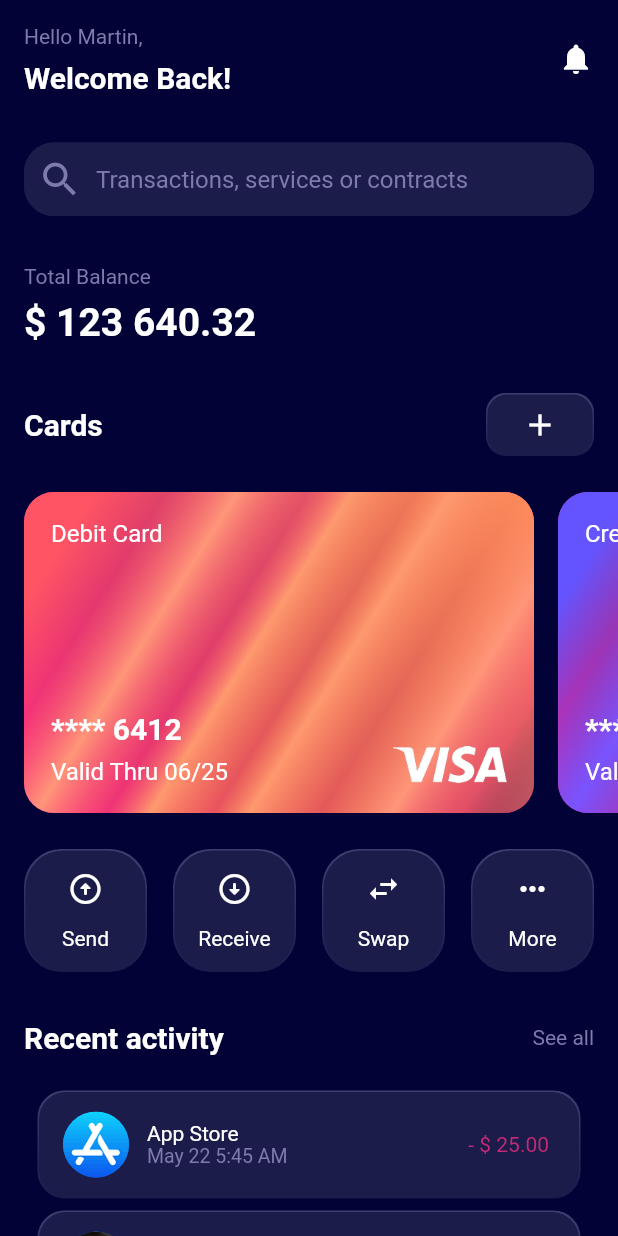
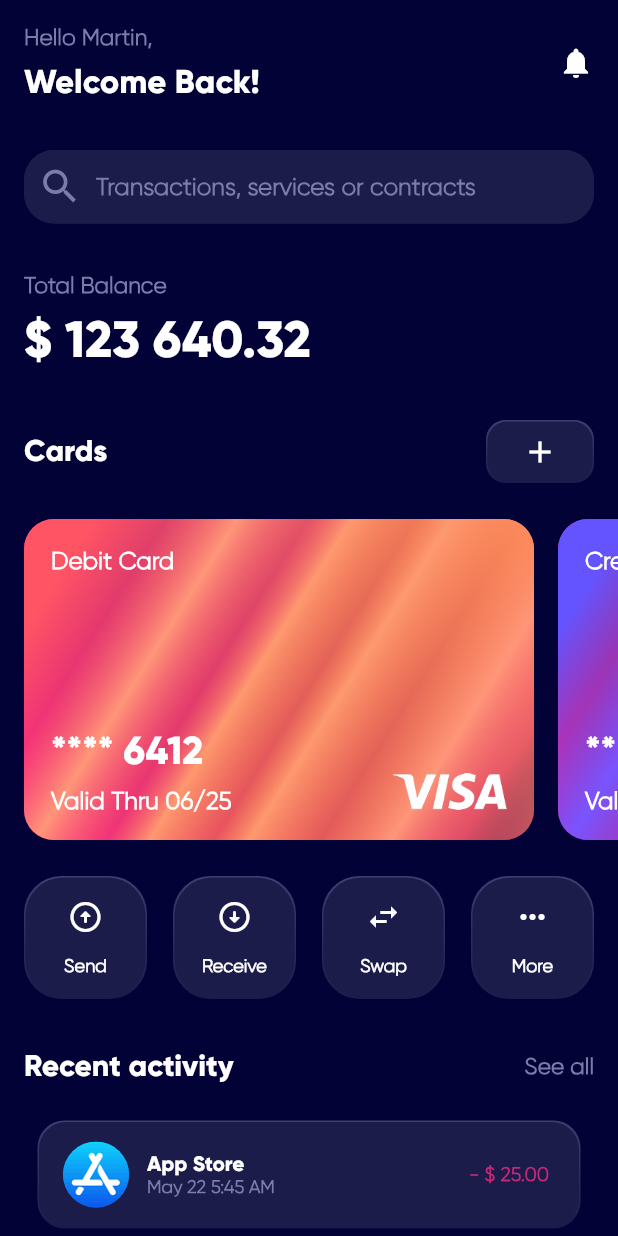
Before and after one commit to c0ff33-b34n/personal_finance_ui_flutter, a Flutter app: the screen it shows after launch, on a phone screen of 412 x 824 dp. Run offline on Flutter 3.47's test engine with Material 2 defaults, Android fonts, the phone set to English and light mode, and no system bars.

Commit message:
Add fonts to match design

```diff
--- a/lib/main.dart
+++ b/lib/main.dart
@@ -71,15 +71,17 @@ Widget userMessage = Container(
               child: const Text(
                 'Hello Martin,',
                 style: TextStyle(
-                  color: kTextColorSecondaryDark,
-                ),
+                    color: kTextColorSecondaryDark,
+                    fontSize: 15.0,
+                    fontFamily: 'GilroyLight',
+                    fontWeight: FontWeight.bold),
               ),
             ),
             const Text(
               'Welcome Back!',
               style: TextStyle(
-                fontSize: 20.0,
-                fontWeight: FontWeight.bold,
+                fontFamily: 'GilroyEB',
+                fontSize: 22.0,
               ),
             ),
           ],
@@ -106,8 +108,9 @@ Widget searchBar = Container(
       ),
       hintText: 'Transactions, services or contracts',
       hintStyle: TextStyle(
-        color: kTextColorSecondaryDark,
-      ),
+          color: kTextColorSecondaryDark,
+          fontFamily: 'GilroyLight',
+          fontWeight: FontWeight.bold),
       fillColor: kBackgroundSecondaryDark,
       filled: true,
       prefixIcon: Icon(
@@ -132,15 +135,17 @@ Widget balance = Container(
               child: const Text(
                 'Total Balance',
                 style: TextStyle(
-                  color: kTextColorSecondaryDark,
-                ),
+                    color: kTextColorSecondaryDark,
+                    fontSize: 15.0,
+                    fontFamily: 'GilroyLight',
+                    fontWeight: FontWeight.bold),
               ),
             ),
             const Text(
               '\$ 123 640.32',
               style: TextStyle(
-                fontSize: 26.0,
-                fontWeight: FontWeight.bold,
+                fontSize: 34.0,
+                fontFamily: 'GilroyEB',
               ),
             ),
           ],
@@ -161,8 +166,8 @@ Widget cardsHeader = Container(
             const Text(
               'Cards',
               style: TextStyle(
+                fontFamily: 'GilroyEB',
                 fontSize: 20.0,
-                fontWeight: FontWeight.bold,
               ),
             ),
           ],
@@ -267,15 +272,17 @@ Widget recentActivityHeader = Container(
       const Text(
         'Recent activity',
         style: TextStyle(
+          fontFamily: 'GilroyEB',
           fontSize: 20.0,
-          fontWeight: FontWeight.bold,
         ),
       ),
       const Text(
         'See all',
         style: TextStyle(
-          color: kTextColorSecondaryDark,
-        ),
+            color: kTextColorSecondaryDark,
+            fontSize: 15.0,
+            fontFamily: 'GilroyLight',
+            fontWeight: FontWeight.bold),
       ),
     ],
   ),
--- a/lib/payment_card_widget.dart
+++ b/lib/payment_card_widget.dart
@@ -126,8 +126,9 @@ class PaymentCardWidget extends StatelessWidget {
                           ? 'Debit Card'
                           : 'Credit Card',
                       style: TextStyle(
-                        fontSize: 16.0,
-                      ),
+                          fontSize: 16.0,
+                          fontFamily: 'GilroyLight',
+                          fontWeight: FontWeight.bold),
                     ),
                     Column(
                       crossAxisAlignment: CrossAxisAlignment.start,
@@ -137,16 +138,17 @@ class PaymentCardWidget extends StatelessWidget {
                           child: Text(
                             card.cardNumber,
                             style: TextStyle(
-                              fontSize: 20.0,
-                              fontWeight: FontWeight.bold,
+                              fontSize: 26.0,
+                              fontFamily: 'GilroyEB',
                             ),
                           ),
                         ),
                         Text(
                           'Valid Thru ' + card.expiryDate,
                           style: TextStyle(
-                            fontSize: 16.0,
-                          ),
+                              fontSize: 16.0,
+                              fontFamily: 'GilroyLight',
+                              fontWeight: FontWeight.bold),
                         ),
                       ],
                     ),
--- a/lib/transaction_button.dart
+++ b/lib/transaction_button.dart
@@ -43,7 +43,13 @@ class TransactionButton extends StatelessWidget {
             mainAxisAlignment: MainAxisAlignment.spaceEvenly,
             children: [
               icon,
-              Text(buttonName),
+              Text(
+                buttonName,
+                style: TextStyle(
+                    fontFamily: 'GilroyLight',
+                    fontWeight: FontWeight.bold,
+                    fontSize: 12.0),
+              ),
             ],
           ),
         ),
--- a/lib/transaction_widget.dart
+++ b/lib/transaction_widget.dart
@@ -56,12 +56,18 @@ class TransactionWidget extends StatelessWidget {
                         mainAxisAlignment: MainAxisAlignment.center,
                         crossAxisAlignment: CrossAxisAlignment.start,
                         children: [
-                          Text(transaction.thirdPartyName),
+                          Text(
+                            transaction.thirdPartyName,
+                            style: TextStyle(
+                                fontFamily: 'GilroyEB', fontSize: 14.0),
+                          ),
                           Text(
                             transaction.transactionDate,
                             style: TextStyle(
-                              fontSize: 13.0,
                               color: kTextColorSecondaryDark,
+                              fontSize: 12.0,
+                              fontFamily: 'GilroyLight',
+                              fontWeight: FontWeight.bold,
                             ),
                           ),
                         ],
@@ -75,11 +81,19 @@ class TransactionWidget extends StatelessWidget {
                 child: transaction.paymentReceived == true
                     ? Text(
                         '+ \$ ' + transaction.paymentAmount.toStringAsFixed(2),
-                        style: TextStyle(color: kTextGreen),
+                        style: TextStyle(
+                            color: kTextGreen,
+                            fontSize: 13.0,
+                            fontFamily: 'GilroyLight',
+                            fontWeight: FontWeight.bold),
                       )
                     : Text(
                         '- \$ ' + transaction.paymentAmount.toStringAsFixed(2),
-                        style: TextStyle(color: kTextRed),
+                        style: TextStyle(
+                            color: kTextRed,
+                            fontSize: 13.0,
+                            fontFamily: 'GilroyLight',
+                            fontWeight: FontWeight.bold),
                       ),
               ),
             ],
```
Also changed, not shown: pubspec.yaml (+8 -4 lines), assets/Gilroy-ExtraBold.otf (added), assets/Gilroy-Light.otf (added).
